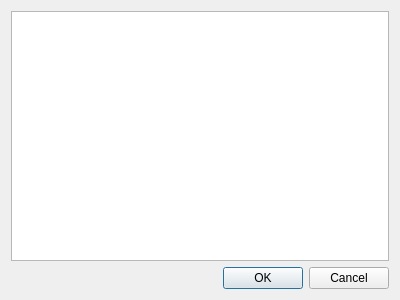
Old version of the form GUI/roomchoose.ui in the repository Asalle/SharedClipboard.
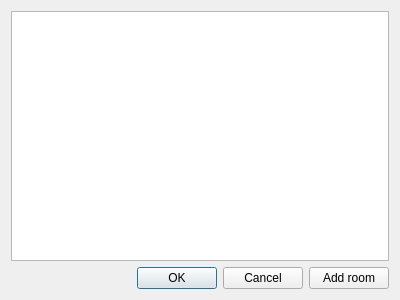
New version of the form.

Patch:
```diff
--- a/GUI/roomchoose.ui
+++ b/GUI/roomchoose.ui
@@ -18,6 +18,8 @@
     <widget class="QListView" name="listView"/>
    </item>
    <item>
+    <layout class="QHBoxLayout" name="horizontalLayout">
+     <item>
     <widget class="QDialogButtonBox" name="buttonBox">
      <property name="orientation">
       <enum>Qt::Horizontal</enum>
@@ -26,6 +28,15 @@
       <set>QDialogButtonBox::Cancel|QDialogButtonBox::Ok</set>
      </property>
     </widget>
+     </item>
+     <item>
+      <widget class="QPushButton" name="pushButton">
+       <property name="text">
+        <string>Add room</string>
+       </property>
+      </widget>
+     </item>
+    </layout>
    </item>
   </layout>
  </widget>
```
Lines whose indentation alone changed are shown as unchanged.
